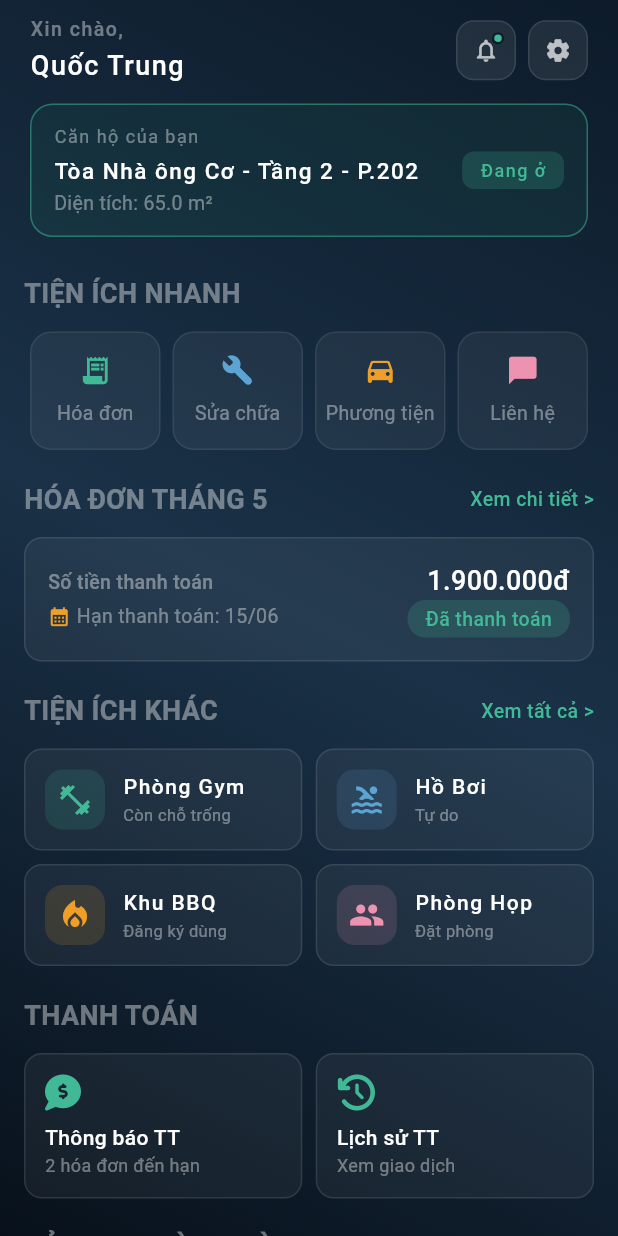
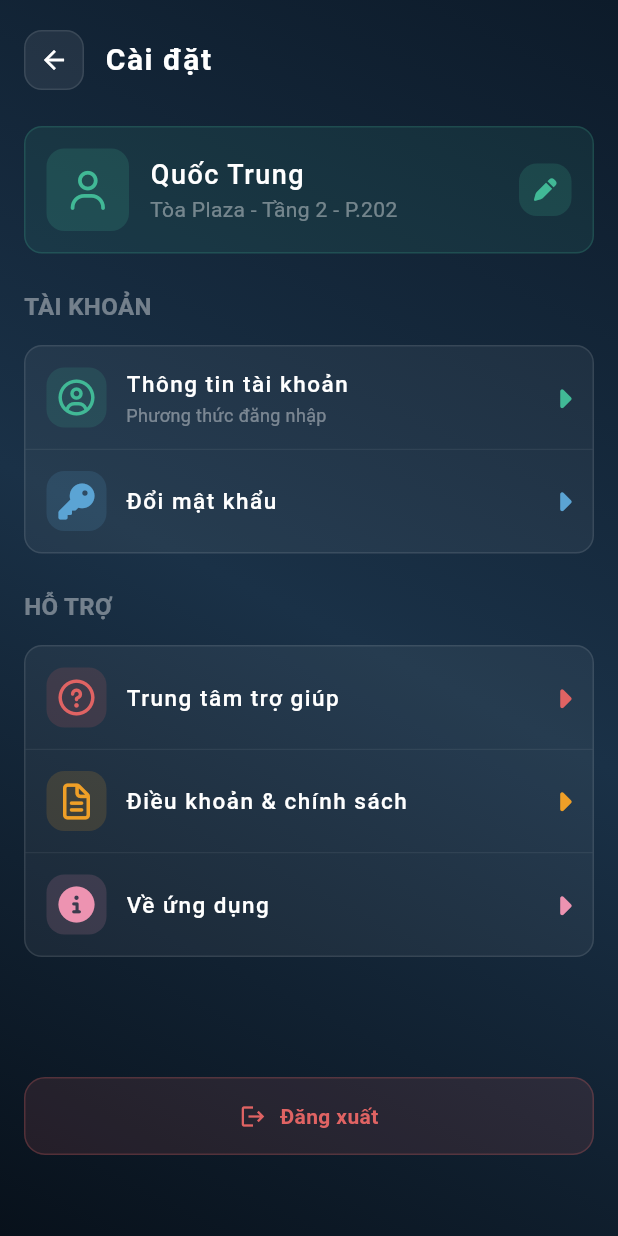
Before and after one commit to QuocTrung04/Urbano, a Flutter app: the _Homeview screen opened directly, after a tap on the "settings" icon, on a phone screen of 412 x 824 dp. Run offline on Flutter 3.47's test engine with Material 3 defaults, Android fonts, the phone set to English and light mode, and no system bars; our stand-ins replace font_awesome_flutter.

Commit message:
UI setting

```diff
--- a/lib/Services/home/home_services.dart
+++ b/lib/Services/home/home_services.dart
@@ -7,7 +7,7 @@ class HomeServices {
     return HomeData(
       cuDan: CuDan(id: 1, hoTen: 'Quốc Trung', sdt: '0392469847'),
       canHo: CanHo(id: 1, toaNha: 1, soCanHo: '202', tang: 2, dienTich: 65),
-      tenToaNha: 'Nhà ông Cơ',
+      tenToaNha: 'Plaza',
       hoaDonList: [
         HoaDon(
           id: 1,
--- a/lib/Views/auth/forgot_password_screen.dart
+++ b/lib/Views/auth/forgot_password_screen.dart
@@ -1,10 +1,12 @@
 import 'package:flutter/gestures.dart';
 import 'package:flutter/material.dart';
+import 'package:flutter/rendering.dart';
 import 'package:urbano/core/Widgets/app_back_button.dart';
 import 'package:urbano/core/Widgets/app_text_field.dart';
 import 'package:urbano/core/Widgets/app_button.dart';
 import 'package:urbano/core/constants/app_colors.dart';
 import 'package:flutter/services.dart';
+import 'package:urbano/core/routes/app_routes.dart';
 
 class ForgotPasswordScreen extends StatefulWidget {
   const ForgotPasswordScreen({super.key});
@@ -16,7 +18,6 @@ class ForgotPasswordScreen extends StatefulWidget {
 class _ForgotPasswordState extends State<ForgotPasswordScreen> {
   final _controller = TextEditingController();
   bool _isSms = true;
-
   @override
   void dispose() {
     _controller.dispose();
@@ -77,7 +78,30 @@ class _ForgotPasswordState extends State<ForgotPasswordScreen> {
                           Spacer(),
                           AppButton(
                             label: 'Gửi mã xác nhận',
-                            onPressed: () {},
+                            onPressed: () {
+                              final contact = _controller.text.trim();
+                              if (contact.isEmpty) {
+                                ScaffoldMessenger.of(context).showSnackBar(
+                                  SnackBar(
+                                    content: Text(
+                                      _isSms
+                                          ? 'Vui lòng nhập số điện thoại'
+                                          : 'Vui lòng nhập email',
+                                    ),
+                                  ),
+                                );
+                                return;
+                              }
+
+                              Navigator.pushNamed(
+                                context,
+                                AppRoutes.verifyOtp,
+                                arguments: {
+                                  'contact': contact,
+                                  '_isSms': _isSms,
+                                },
+                              );
+                            },
                             icon: Icons.send_rounded,
                           ),
                           SizedBox(height: 24),
@@ -235,6 +259,7 @@ class _ForgotPasswordState extends State<ForgotPasswordScreen> {
               recognizer: TapGestureRecognizer()
                 ..onTap = () {
                   //TODOl: xu ly su kien
+                  Navigator.pushReplacementNamed(context, AppRoutes.login);
                 },
             ),
           ],
--- a/lib/Views/auth/login_screen.dart
+++ b/lib/Views/auth/login_screen.dart
@@ -5,6 +5,7 @@ import 'package:urbano/core/constants/app_colors.dart';
 import 'package:urbano/core/Widgets/app_button.dart';
 import 'package:urbano/core/Widgets/app_text_field.dart';
 import 'package:urbano/Views/auth/forgot_password_screen.dart';
+import 'package:urbano/core/routes/app_routes.dart';
 
 class LoginScreen extends StatefulWidget {
   const LoginScreen({super.key});
@@ -176,6 +177,7 @@ class _LoginScreenState extends State<LoginScreen> {
       label: 'Đăng Nhập',
       onPressed: () {
         // TODOL: sử lý sự kiện
+        Navigator.pushReplacementNamed(context, AppRoutes.home);
       },
     );
   }
--- a/lib/Views/auth/verify_otp_screen.dart
+++ b/lib/Views/auth/verify_otp_screen.dart
@@ -6,15 +6,16 @@ import 'package:flutter/services.dart';
 import 'package:urbano/core/Widgets/app_back_button.dart';
 import 'package:urbano/core/Widgets/app_button.dart';
 import 'package:urbano/core/constants/app_colors.dart';
+import 'package:urbano/core/routes/app_routes.dart';
 
 class VerifyOtpScreen extends StatefulWidget {
-  // final String contact;
-  // final bool isSms;
+  final String contact;
+  final bool _isSms;
 
   const VerifyOtpScreen({
     super.key,
-    // required this.contact,
-    // required this.isSms,
+    required this.contact,
+    required this._isSms,
   });
 
   @override
@@ -131,7 +132,12 @@ class _VerifyOtpScreenState extends State<VerifyOtpScreen> {
                 SizedBox(height: 24),
                 _buildTimeText(),
                 SizedBox(height: 34),
-                AppButton(label: 'Xác nhận', onPressed: () {}),
+                AppButton(
+                  label: 'Xác nhận',
+                  onPressed: () {
+                    Navigator.pushNamed(context, AppRoutes.resetPassword);
+                  },
+                ),
                 SizedBox(height: 24),
                 _buildResend(),
               ],
@@ -150,12 +156,12 @@ class _VerifyOtpScreenState extends State<VerifyOtpScreen> {
             width: 80,
             height: 80,
             decoration: BoxDecoration(
-              color: AppColors.tealDark.withOpacity(0.15),
+              color: AppColors.tealDark.withValues(alpha: 0.15),
               borderRadius: BorderRadius.circular(20),
               border: Border.all(color: AppColors.borderSide, width: 1.5),
             ),
             child: Icon(
-              Icons.sms_outlined,
+              widget._isSms ? Icons.phone_callback : Icons.email_outlined,
               size: 40,
               color: AppColors.tealPrimary,
             ),
@@ -180,7 +186,7 @@ class _VerifyOtpScreenState extends State<VerifyOtpScreen> {
                 style: TextStyle(fontSize: 18, color: AppColors.textMuted),
               ),
               TextSpan(
-                text: '.........',
+                text: _maskContact(),
                 style: TextStyle(color: AppColors.tealPrimary),
               ),
             ],
@@ -189,6 +195,29 @@ class _VerifyOtpScreenState extends State<VerifyOtpScreen> {
         ),
       ],
     );
+  }
+
+  String _maskPhone(String phone) {
+    if (phone.length < 7) return phone;
+    final start = phone.substring(0, 3);
+    final end = phone.substring(phone.length - 3);
+    return '$start****$end';
+  }
+
+  String _maskEmail(String email) {
+    final parts = email.split('@');
+    if (parts.length != 2) return email;
+    final name = parts[0];
+    final domain = parts[1];
+    if (name.length <= 2) return email;
+    final visible = name.substring(0, 3);
+    return '$visible****@$domain';
+  }
+
+  String _maskContact() {
+    return widget._isSms
+        ? _maskPhone(widget.contact)
+        : _maskEmail(widget.contact);
   }
 
   Widget _buildOtpBox() {
@@ -215,7 +244,7 @@ class _VerifyOtpScreenState extends State<VerifyOtpScreen> {
               counterText: '',
               filled: true,
               fillColor: filled
-                  ? AppColors.tealPrimary.withOpacity(0.15)
+                  ? AppColors.tealPrimary.withValues(alpha: 0.15)
                   : AppColors.inputFill,
               contentPadding: EdgeInsets.zero,
               enabledBorder: OutlineInputBorder(
--- a/lib/Views/home/home_screen.dart
+++ b/lib/Views/home/home_screen.dart
@@ -5,6 +5,7 @@ import 'package:urbano/Models/home/home_model.dart';
 import 'package:urbano/ViewModels/home/home_viewmodel.dart';
 import 'package:urbano/core/constants/app_colors.dart';
 import 'package:font_awesome_flutter/font_awesome_flutter.dart';
+import 'package:urbano/core/routes/app_routes.dart';
 
 class HomeScreen extends StatelessWidget {
   const HomeScreen({super.key});
@@ -55,7 +56,7 @@ class _Homeview extends StatelessWidget {
       onRefresh: vm.loadData,
       child: CustomScrollView(
         slivers: [
-          SliverToBoxAdapter(child: _buildHeader(data)),
+          SliverToBoxAdapter(child: _buildHeader(context, data)),
           _sliverSection(
             title: 'tiện ích nhanh',
             child: _buildQuickAction(context),
@@ -123,7 +124,7 @@ class _Homeview extends StatelessWidget {
     );
   }
 
-  Widget _buildHeader(HomeData data) {
+  Widget _buildHeader(BuildContext context, HomeData data) {
     return Padding(
       padding: const EdgeInsets.fromLTRB(20, 10, 20, 5),
       child: Column(
@@ -170,6 +171,15 @@ class _Homeview extends StatelessWidget {
                 Icons.settings_rounded,
                 onTap: () {
                   //xu ly su kien
+                  Navigator.pushNamed(
+                    context,
+                    AppRoutes.setting,
+                    arguments: {
+                      'cuDan': data.cuDan,
+                      'canHoText': _buildCanHoText(data),
+                    },
+                  );
+                  debugPrint('setting');
                 },
               ),
             ],
@@ -246,6 +256,7 @@ class _Homeview extends StatelessWidget {
                 SizedBox(height: 4),
                 Text(
                   canHoText,
+                  maxLines: 2,
                   style: TextStyle(
                     fontSize: 15,
                     color: Colors.white,
@@ -382,7 +393,7 @@ class _Homeview extends StatelessWidget {
   }) {
     return SliverToBoxAdapter(
       child: Padding(
-        padding: EdgeInsets.fromLTRB(16, 20, 16, 0),
+        padding: EdgeInsets.fromLTRB(16, 20, 16, 20),
         child: Column(
           children: [
             _selectTitle(title, action, onTap),
@@ -400,7 +411,7 @@ class _Homeview extends StatelessWidget {
         Text(
           title.toUpperCase(),
           style: const TextStyle(
-            fontSize: 18,
+            fontSize: 16,
             fontWeight: FontWeight.w600,
             color: AppColors.textMuted,
           ),
@@ -836,7 +847,6 @@ class _Homeview extends StatelessWidget {
                     ],
                     Spacer(),
                     Row(
-                      crossAxisAlignment: CrossAxisAlignment.end,
                       children: [
                         Icon(
                           Icons.access_time_sharp,
--- /dev/null
+++ b/lib/Views/setting_screen.dart
@@ -0,0 +1,368 @@
+import 'package:flutter/material.dart';
+import 'package:flutter/services.dart';
+import 'package:urbano/Models/home/home_model.dart';
+import 'package:urbano/core/Widgets/app_back_button.dart';
+import 'package:urbano/core/Widgets/app_button.dart';
+import 'package:urbano/core/constants/app_colors.dart';
+import 'package:font_awesome_flutter/font_awesome_flutter.dart';
+import 'package:urbano/core/routes/app_routes.dart';
+
+class SettingScreen extends StatelessWidget {
+  final CuDan cuDan;
+  final String canHoText;
+
+  const SettingScreen({
+    super.key,
+    required this.cuDan,
+    required this.canHoText,
+  });
+
+  @override
+  Widget build(BuildContext context) {
+    SystemChrome.setSystemUIOverlayStyle(
+      const SystemUiOverlayStyle(
+        statusBarColor: Colors.transparent,
+        statusBarIconBrightness: Brightness.light,
+      ),
+    );
+    return Scaffold(
+      body: Container(
+        width: double.infinity,
+        height: double.infinity,
+        decoration: BoxDecoration(
+          gradient: LinearGradient(
+            colors: [AppColors.bgDark, AppColors.bgMid, AppColors.bgDarkest],
+            begin: Alignment.topRight,
+            end: Alignment.bottomLeft,
+            stops: [0.0, 0.5, 1.0],
+          ),
+        ),
+        child: SafeArea(
+          child: SingleChildScrollView(
+            padding: EdgeInsets.fromLTRB(16, 20, 16, 0),
+            child: Column(
+              crossAxisAlignment: CrossAxisAlignment.start,
+              children: [
+                _buildAppbar(),
+                SizedBox(height: 24),
+                _buildProfileCard(context),
+                SizedBox(height: 24),
+                _groupTitle('Tài khoản'),
+                SizedBox(height: 14),
+                _card([
+                  _navRow(
+                    icon: FontAwesomeIcons.circleUser,
+                    title: 'Thông tin tài khoản',
+                    sub: 'Phương thức đăng nhập',
+                    colors: AppColors.tealPrimary,
+                    onTap: () {
+                      debugPrint('quan ly tai khoan');
+                    },
+                  ),
+                  _navRow(
+                    icon: FontAwesomeIcons.key,
+                    title: 'Đổi mật khẩu ',
+                    colors: AppColors.blue,
+                    onTap: () {
+                      debugPrint('Đổi mật khẩu');
+                    },
+                  ),
+                ]),
+                SizedBox(height: 24),
+                _groupTitle('Hỗ trợ'),
+                SizedBox(height: 14),
+                _card([
+                  _navRow(
+                    icon: FontAwesomeIcons.circleQuestion,
+                    title: 'Trung tâm trợ giúp',
+                    colors: AppColors.red,
+                    onTap: () {
+                      debugPrint('Hỗ trợ');
+                    },
+                  ),
+                  _navRow(
+                    icon: FontAwesomeIcons.fileLines,
+                    title: 'Điều khoản & chính sách',
+                    colors: AppColors.amber,
+                    onTap: () {
+                      debugPrint('Điều khoản & chính sách');
+                    },
+                  ),
+                  _navRow(
+                    icon: FontAwesomeIcons.circleInfo,
+                    title: 'Về ứng dụng',
+                    colors: AppColors.pink,
+                    onTap: () {
+                      debugPrint('Giới thiệu');
+                    },
+                  ),
+                ]),
+                SizedBox(height: 80),
+                _buildLogout(context),
+              ],
+            ),
+          ),
+        ),
+      ),
+    );
+  }
+
+  Widget _buildAppbar() {
+    return Row(
+      children: [
+        AppBackButton(),
+        SizedBox(width: 14),
+        Text(
+          'Cài đặt',
+          style: TextStyle(
+            fontSize: 20,
+            fontWeight: FontWeight.w600,
+            color: Colors.white,
+            letterSpacing: 1,
+          ),
+        ),
+      ],
+    );
+  }
+
+  Widget _buildProfileCard(BuildContext context) {
+    return GestureDetector(
+      onTap: () {
+        //TODOL: XU LY SU KIEN
+        debugPrint('ho so ca nhan');
+      },
+
+      behavior: HitTestBehavior.opaque,
+      child: Container(
+        padding: EdgeInsets.all(14),
+        decoration: BoxDecoration(
+          color: AppColors.tealPrimary.withValues(alpha: 0.1),
+          borderRadius: BorderRadius.circular(12),
+          border: Border.all(
+            color: AppColors.borderSide.withValues(alpha: 0.2),
+          ),
+        ),
+        child: Row(
+          children: [
+            Container(
+              height: 55,
+              width: 55,
+              alignment: Alignment.center,
+              decoration: BoxDecoration(
+                color: AppColors.tealPrimary.withValues(alpha: 0.17),
+                borderRadius: BorderRadius.circular(12),
+              ),
+              child: FaIcon(
+                FontAwesomeIcons.user,
+                color: AppColors.tealPrimary,
+                size: 26,
+              ),
+            ),
+            SizedBox(width: 14),
+            Expanded(
+              child: Column(
+                crossAxisAlignment: CrossAxisAlignment.start,
+                children: [
+                  Text(
+                    cuDan.hoTen,
+                    style: TextStyle(
+                      fontSize: 18,
+                      color: Colors.white,
+                      fontWeight: FontWeight.w500,
+                      letterSpacing: 1,
+                    ),
+                  ),
+                  Text(
+                    canHoText,
+                    style: TextStyle(color: AppColors.textMuted),
+                    overflow: TextOverflow.ellipsis,
+                  ),
+                ],
+              ),
+            ),
+            Padding(
+              padding: const EdgeInsets.only(left: 8),
+              child: GestureDetector(
+                onTap: () {},
+                child: Container(
+                  height: 35,
+                  width: 35,
+                  alignment: Alignment.center,
+                  decoration: BoxDecoration(
+                    color: AppColors.tealPrimary.withValues(alpha: 0.17),
+                    borderRadius: BorderRadius.circular(12),
+                  ),
+                  child: FaIcon(
+                    FontAwesomeIcons.pen,
+                    color: AppColors.tealPrimary,
+                    size: 15,
+                  ),
+                ),
+              ),
+            ),
+          ],
+        ),
+      ),
+    );
+  }
+
+  Widget _groupTitle(String string) {
+    return Text(
+      string.toUpperCase(),
+      style: const TextStyle(
+        fontSize: 16,
+        fontWeight: FontWeight.w600,
+        color: AppColors.textMuted,
+      ),
+    );
+  }
+
+  Widget _card(List<Widget> rows) {
+    final children = <Widget>[];
+    for (int i = 0; i < rows.length; i++) {
+      children.add(rows[i]);
+      if (i < rows.length - 1) {
+        children.add(
+          Divider(height: 1, thickness: 0.5, color: AppColors.borderButton),
+        );
+      }
+    }
+    return Container(
+      decoration: BoxDecoration(
+        color: AppColors.nenContainer,
+        borderRadius: BorderRadius.circular(12),
+        border: Border.all(color: AppColors.borderButton),
+      ),
+      child: Column(children: children),
+    );
+  }
+
+  Widget _navRow({
+    required FaIconData icon,
+    required String title,
+    required Color colors,
+    String? sub,
+    required VoidCallback onTap,
+  }) {
+    return GestureDetector(
+      onTap: onTap,
+      behavior: HitTestBehavior.opaque,
+      child: Padding(
+        padding: const EdgeInsets.all(14),
+        child: Row(
+          children: [
+            _iconBox(icon, colors),
+            SizedBox(width: 13),
+            Expanded(
+              child: Column(
+                crossAxisAlignment: CrossAxisAlignment.start,
+                children: [
+                  Text(
+                    title,
+                    style: TextStyle(
+                      fontSize: 15,
+                      color: Colors.white,
+                      fontWeight: FontWeight.w500,
+                      letterSpacing: 1,
+                    ),
+                  ),
+                  if (sub != null) ...[
+                    SizedBox(height: 2),
+                    Text(
+                      sub,
+                      style: TextStyle(
+                        color: AppColors.textMuted,
+                        fontSize: 12,
+                      ),
+                    ),
+                  ],
+                ],
+              ),
+            ),
+            FaIcon(FontAwesomeIcons.caretRight, color: colors, size: 20),
+          ],
+        ),
+      ),
+    );
+  }
+
+  Widget _buildLogout(BuildContext context) {
+    return GestureDetector(
+      onTap: () => _confirmLogout(context),
+      behavior: HitTestBehavior.opaque,
+      child: Container(
+        padding: const EdgeInsets.all(15),
+        decoration: BoxDecoration(
+          color: AppColors.red.withValues(alpha: 0.12),
+          borderRadius: BorderRadius.circular(14),
+          border: Border.all(color: AppColors.red.withValues(alpha: 0.25)),
+        ),
+        child: const Row(
+          mainAxisAlignment: MainAxisAlignment.center,
+          children: [
+            Icon(Icons.logout, color: AppColors.red, size: 18),
+            SizedBox(width: 9),
+            Text(
+              'Đăng xuất',
+              style: TextStyle(
+                fontSize: 14,
+                fontWeight: FontWeight.w600,
+                color: AppColors.red,
+              ),
+            ),
+          ],
+        ),
+      ),
+    );
+  }
+
+  void _confirmLogout(BuildContext context) {
+    showDialog(
+      context: context,
+      builder: (ctx) => AlertDialog(
+        backgroundColor: AppColors.bgMid,
+        title: const Text('Đăng xuất', style: TextStyle(color: Colors.white)),
+        content: const Text(
+          'Bạn có chắc muốn đăng xuất?',
+          style: TextStyle(color: AppColors.textMuted),
+        ),
+        actions: [
+          TextButton(
+            onPressed: () => Navigator.pop(ctx),
+            child: const Text(
+              'Hủy',
+              style: TextStyle(color: AppColors.textMuted),
+            ),
+          ),
+          TextButton(
+            onPressed: () {
+              Navigator.pop(ctx);
+              Navigator.pushNamedAndRemoveUntil(
+                context,
+                AppRoutes.login,
+                (route) => false,
+              );
+            },
+            child: const Text(
+              'Đăng xuất',
+              style: TextStyle(color: AppColors.red),
+            ),
+          ),
+        ],
+      ),
+    );
+  }
+
+  Widget _iconBox(FaIconData icon, Color color) {
+    return Container(
+      width: 40,
+      height: 40,
+      alignment: Alignment.center,
+      decoration: BoxDecoration(
+        color: color.withValues(alpha: 0.15),
+        borderRadius: BorderRadius.circular(12),
+      ),
+      child: FaIcon(icon, color: color),
+    );
+  }
+}
--- /dev/null
+++ b/lib/core/routes/app_routes.dart
@@ -0,0 +1,49 @@
+import 'package:flutter/material.dart';
+import 'package:urbano/Models/home/home_model.dart';
+import 'package:urbano/Views/auth/login_screen.dart';
+import 'package:urbano/Views/auth/forgot_password_screen.dart';
+import 'package:urbano/Views/home/home_screen.dart';
+import 'package:urbano/Views/auth/reset_password_screen.dart';
+import 'package:urbano/Views/auth/verify_otp_screen.dart';
+import 'package:urbano/Views/setting_screen.dart';
+
+class AppRoutes {
+  AppRoutes._();
+
+  static const String login = '/login';
+  static const String forgotPassword = '/forgot-password';
+  static const String home = '/home';
+  static const String resetPassword = '/reset-password';
+  static const String verifyOtp = '/verify-otp';
+  static const String setting = '/setting';
+
+  static Map<String, WidgetBuilder> get routes => {
+    login: (_) => const LoginScreen(),
+    forgotPassword: (_) => const ForgotPasswordScreen(),
+    home: (_) => const HomeScreen(),
+    resetPassword: (_) => const ResetPasswordScreen(),
+  };
+
+  static Route<dynamic>? onGenerateRoutes(RouteSettings settings) {
+    switch (settings.name) {
+      case verifyOtp:
+        final arg = settings.arguments as Map<String, dynamic>;
+        return MaterialPageRoute(
+          builder: (_) => VerifyOtpScreen(
+            contact: arg['contact'] as String,
+            isSms: arg['_isSms'] as bool,
+          ),
+        );
+      case setting:
+        final arg = settings.arguments as Map<String, dynamic>;
+        return MaterialPageRoute(
+          builder: (_) => SettingScreen(
+            cuDan: arg['cuDan'] as CuDan,
+            canHoText: arg['canHoText'] as String,
+          ),
+        );
+      default:
+        return null;
+    }
+  }
+}
--- a/lib/main.dart
+++ b/lib/main.dart
@@ -1,4 +1,5 @@
 import 'package:flutter/material.dart';
+import 'package:flutter/services.dart';
 import 'package:urbano/ViewModels/home/home_viewmodel.dart';
 import 'package:urbano/Views/auth/forgot_password_screen.dart';
 import 'package:urbano/Views/auth/login_screen.dart';
@@ -6,8 +7,16 @@ import 'package:urbano/Views/auth/reset_password_screen.dart';
 import 'package:urbano/Views/auth/verify_otp_screen.dart';
 import 'package:urbano/Views/home/home_screen.dart';
 import 'package:urbano/core/constants/app_colors.dart';
+import 'package:urbano/core/routes/app_routes.dart';
 
 void main() {
+  SystemChrome.setSystemUIOverlayStyle(
+    const SystemUiOverlayStyle(
+      statusBarColor: Colors.transparent,
+      statusBarIconBrightness: Brightness.light, // Android
+      statusBarBrightness: Brightness.dark, // iOS
+    ),
+  );
   runApp(const MyApp());
 }
 
@@ -17,6 +26,7 @@ class MyApp extends StatelessWidget {
   @override
   Widget build(BuildContext context) {
     return MaterialApp(
+      title: 'Urbano',
       theme: ThemeData(
         scaffoldBackgroundColor: AppColors.bgDark,
         canvasColor: AppColors.bgDark,
@@ -27,6 +37,9 @@ class MyApp extends StatelessWidget {
       ),
       debugShowCheckedModeBanner: false,
       home: const HomeScreen(),
+      initialRoute: AppRoutes.login,
+      routes: AppRoutes.routes,
+      onGenerateRoute: AppRoutes.onGenerateRoutes,
     );
   }
 }
```
